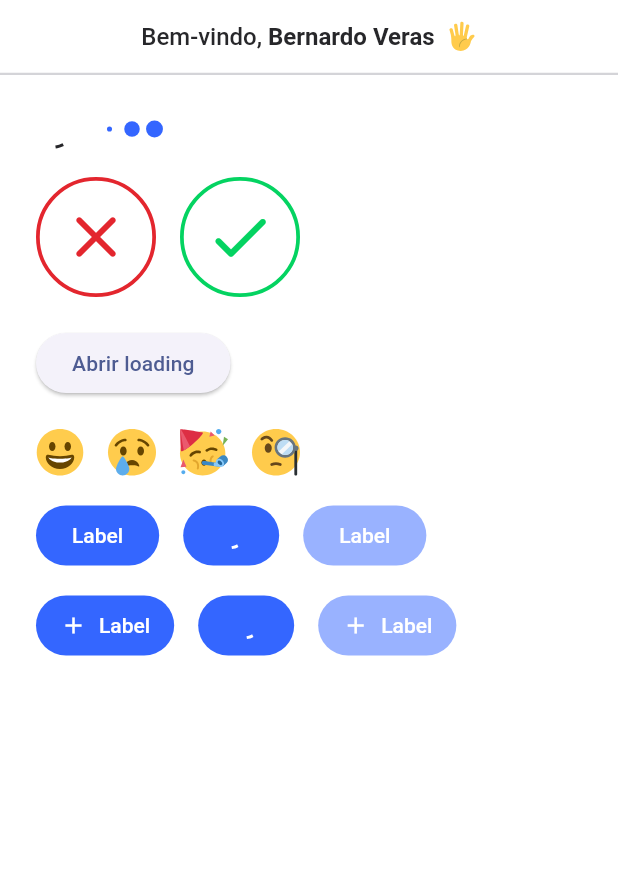
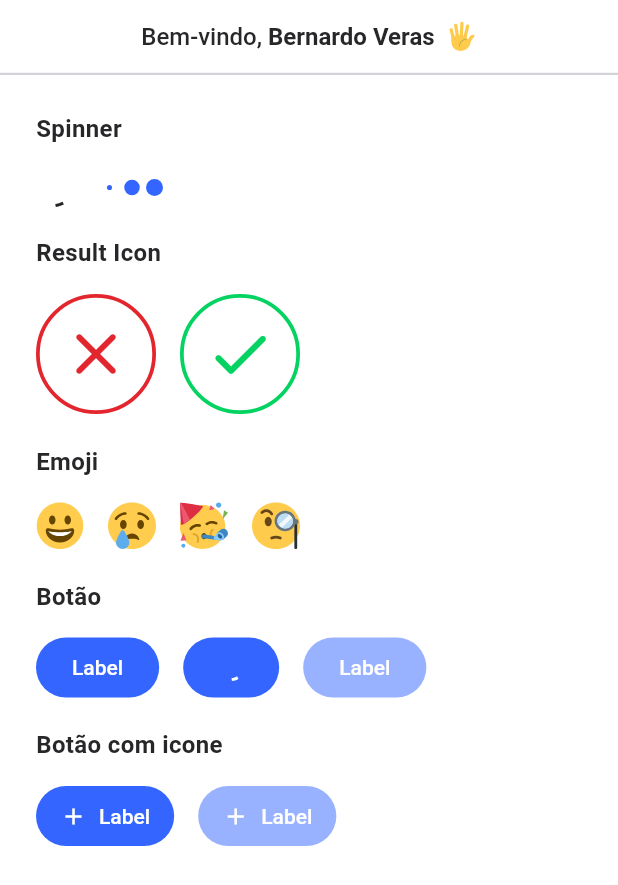
Before and after one commit to bernardoveras/sodarat, a Flutter app: the screen it shows after launch, on a phone screen of 412 x 824 dp. Shown: the top 885 px of the screen. Run offline on Flutter 3.47's test engine with Material 2 defaults, Android fonts, the phone set to English and light mode, and no system bars; drawn by our look-alikes of loader_overlay; our stand-ins replace flutter_hooks; Roboto replaces fonts that are missing (inter).

Commit message:
Refatoração

```diff
--- a/example/lib/main.dart
+++ b/example/lib/main.dart
@@ -50,32 +50,32 @@ class HomePage extends HookWidget {
           mainAxisAlignment: MainAxisAlignment.start,
           crossAxisAlignment: CrossAxisAlignment.start,
           children: <Widget>[
-            Wrap(
-              spacing: $spacing_4,
-              children: const [
+            const Components(
+              title: 'Spinner',
+              components: [
                 SodaratCircularSpinner(),
                 SodaratDotSpinner(),
               ],
             ),
             const SizedBox(height: $spacing_5),
-            Wrap(
-              spacing: $spacing_4,
-              children: [
+            Components(
+              title: 'Result Icon',
+              components: [
                 ResultIcon.error(),
                 ResultIcon.success(),
               ],
             ),
+            // const SizedBox(height: $spacing_5),
+            // ElevatedButton(
+            //   child: const Text('Abrir loading'),
+            //   onPressed: () {
+            //     abrirLoading();
+            //   },
+            // ),
             const SizedBox(height: $spacing_5),
-            ElevatedButton(
-              child: const Text('Abrir loading'),
-              onPressed: () {
-                abrirLoading();
-              },
-            ),
-            const SizedBox(height: $spacing_5),
-            Wrap(
-              spacing: $spacing_4,
-              children: [
+            Components(
+              title: 'Emoji',
+              components: [
                 Emoji.happy(),
                 Emoji.sad(),
                 Emoji.party(),
@@ -83,10 +83,9 @@ class HomePage extends HookWidget {
               ],
             ),
             const SizedBox(height: $spacing_5),
-            Wrap(
-              spacing: $spacing_4,
-              runSpacing: $spacing_4,
-              children: [
+            Components(
+              title: 'Botão',
+              components: [
                 SodaratButton(
                   text: 'Label',
                   onPressed: () {},
@@ -106,22 +105,14 @@ class HomePage extends HookWidget {
               ],
             ),
             const SizedBox(height: $spacing_5),
-            Wrap(
-              spacing: $spacing_4,
-              runSpacing: $spacing_4,
-              children: [
+            Components(
+              title: 'Botão com icone',
+              components: [
                 SodaratButton(
                   text: 'Label',
                   onPressed: () {},
                   icon: const Icon(Icons.add),
                   tooltip: 'Default',
-                ),
-                SodaratButton(
-                  text: 'Label',
-                  loading: true,
-                  onPressed: () {},
-                  icon: const Icon(Icons.add),
-                  tooltip: 'Loading',
                 ),
                 const SodaratButton(
                   text: 'Label',
@@ -137,3 +128,38 @@ class HomePage extends HookWidget {
     );
   }
 }
+
+class Components extends StatelessWidget {
+  const Components({
+    Key? key,
+    required this.title,
+    required this.components,
+  }) : super(key: key);
+
+  final String title;
+  final List<Widget> components;
+
+  @override
+  Widget build(BuildContext context) {
+    return Column(
+      crossAxisAlignment: CrossAxisAlignment.start,
+      children: [
+        Text(
+          title,
+          style: TextStyle(
+            fontSize: $font_size_3,
+            fontWeight: $font_weight_bold,
+            fontFamily: $font_family_inter,
+            color: $adaptive_color.on_background_color(context),
+          ),
+        ),
+        const SizedBox(height: $spacing_4),
+        Wrap(
+          spacing: $spacing_4,
+          runSpacing: $spacing_4,
+          children: components,
+        ),
+      ],
+    );
+  }
+}
```
